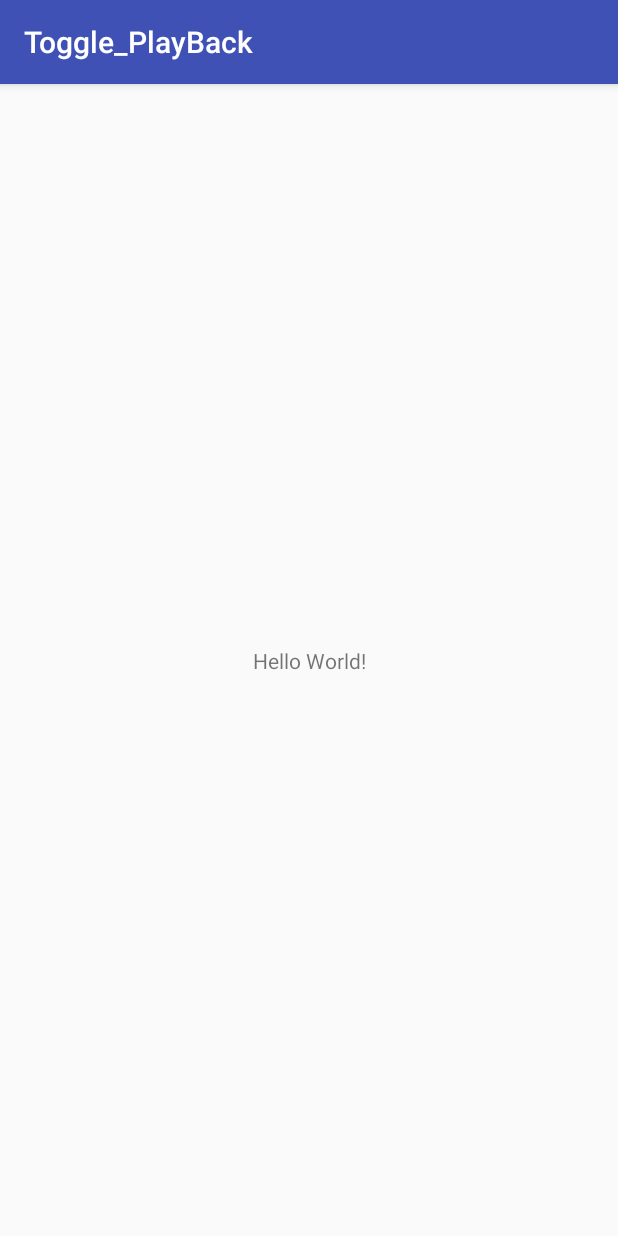
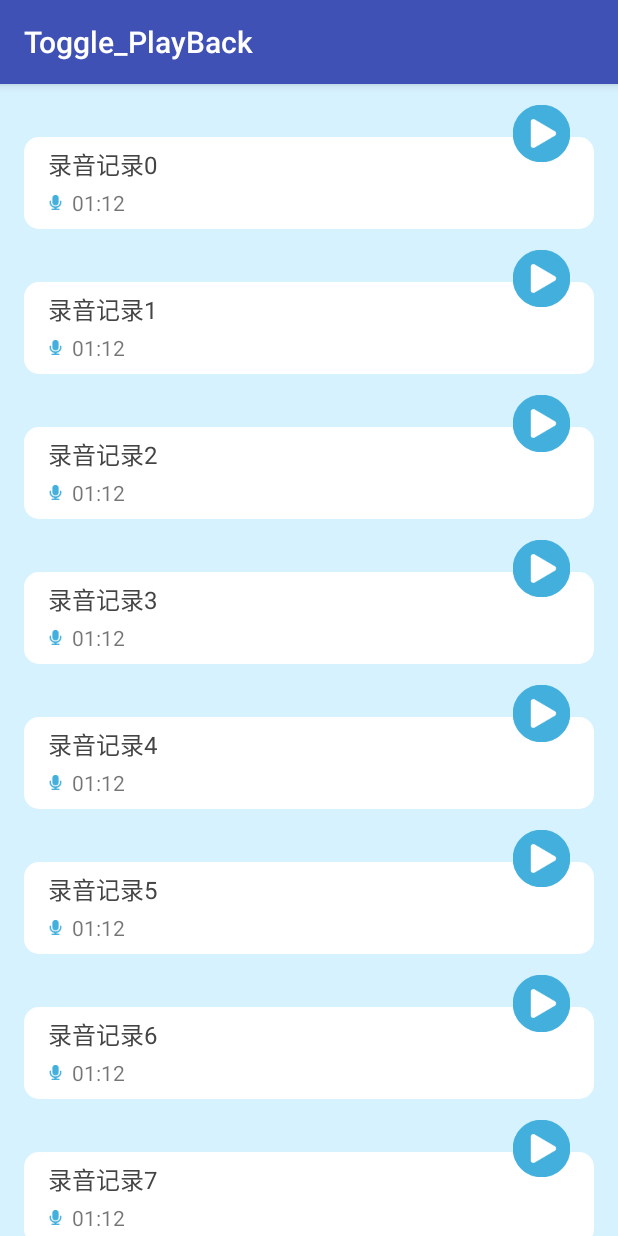
Before and after one commit to AndryYu/Toggle_PlayBack, an Android app: the screen it shows after launch (MainActivity), on a phone screen of 412 x 824 dp. Run offline under Robolectric (Android 15) with nearby library versions, the phone set to English and light mode, and no system bars.

Commit message:
toggle playback

```diff
--- a/app/build.gradle
+++ b/app/build.gradle
@@ -25,6 +25,7 @@ dependencies {
         exclude group: 'com.android.support', module: 'support-annotations'
     })
     compile 'com.android.support:appcompat-v7:25.2.0'
+    compile 'com.android.support:design:25.2.0'
     compile 'com.android.support.constraint:constraint-layout:1.0.2'
     testCompile 'junit:junit:4.12'
 }
--- /dev/null
+++ b/app/src/main/java/com/andryyu/toggle/AudioModel.java
@@ -0,0 +1,35 @@
+package com.andryyu.toggle;
+
+/**
+ * Created by yufei on 2017/9/16.
+ */
+
+public class AudioModel {
+    private String name;
+    private String length;
+    private boolean status = false;
+
+    public String getName() {
+        return name;
+    }
+
+    public void setName(String name) {
+        this.name = name;
+    }
+
+    public String getLength() {
+        return length;
+    }
+
+    public void setLength(String length) {
+        this.length = length;
+    }
+
+    public boolean isStatus() {
+        return status;
+    }
+
+    public void setStatus(boolean status) {
+        this.status = status;
+    }
+}
--- a/app/src/main/java/com/andryyu/toggle/MainActivity.java
+++ b/app/src/main/java/com/andryyu/toggle/MainActivity.java
@@ -1,13 +1,57 @@
 package com.andryyu.toggle;
 
+import android.os.Bundle;
 import android.support.v7.app.AppCompatActivity;
-import android.os.Bundle;
+import android.support.v7.widget.DefaultItemAnimator;
+import android.support.v7.widget.LinearLayoutManager;
+import android.support.v7.widget.RecyclerView;
+
+import java.util.ArrayList;
+import java.util.List;
 
 public class MainActivity extends AppCompatActivity {
+
+    private RecyclerView mRecyclerView;
+    private List<AudioModel> mModelsList;
+    private PlayAudioAdapter mAdapter;
+    private PlayerManager mPlayerManager;
 
     @Override
     protected void onCreate(Bundle savedInstanceState) {
         super.onCreate(savedInstanceState);
         setContentView(R.layout.activity_main);
+
+        initViews();
+        initData();
+    }
+
+    private void initViews(){
+        mRecyclerView = (RecyclerView) findViewById(R.id.rv_audio);
+        mModelsList = new ArrayList<>();
+        mRecyclerView.setLayoutManager(new LinearLayoutManager(this));
+        mRecyclerView.setItemAnimator(new DefaultItemAnimator());
+        mAdapter = new PlayAudioAdapter(this, mModelsList);
+        mRecyclerView.setAdapter(mAdapter);
+    }
+
+    private void initData(){
+        mPlayerManager = PlayerManager.getInstance(this);
+        mPlayerManager.attach(mAdapter);
+
+        for(int i = 0; i < 10; i++){
+            AudioModel models = new AudioModel();
+            models.setLength("01:12");
+            models.setName("录音记录"+i);
+            models.setStatus(false);
+            mModelsList.add(models);
+        }
+        mAdapter.notifyDataSetChanged();
+    }
+
+    @Override
+    protected void onDestroy() {
+        super.onDestroy();
+        mPlayerManager.detach(mAdapter);
+        mPlayerManager.stopAudio();
     }
 }
--- /dev/null
+++ b/app/src/main/java/com/andryyu/toggle/PlayAudioAdapter.java
@@ -0,0 +1,110 @@
+package com.andryyu.toggle;
+
+import android.content.Context;
+import android.support.v7.widget.RecyclerView;
+import android.view.LayoutInflater;
+import android.view.View;
+import android.view.ViewGroup;
+import android.widget.ImageView;
+import android.widget.TextView;
+
+import com.andryyu.toggle.observer.PlayAudioObserver;
+
+import java.util.List;
+
+/**
+ * Created by yufei on 2017/9/16.
+ */
+
+public class PlayAudioAdapter extends RecyclerView.Adapter<PlayAudioAdapter.ViewHolder> implements PlayAudioObserver {
+
+    private Context mContext;
+    private List<AudioModel> mModelsList;
+    private PlayerManager mPlayerManager;
+
+    @Override
+    public void update(int position) {
+        for(int i=0;i<mModelsList.size(); i++){
+            AudioModel model = mModelsList.get(i);
+            if(i!=position){
+                model.setStatus(false);
+            }
+        }
+        notifyDataSetChanged();
+    }
+
+
+    public PlayAudioAdapter(Context context, List<AudioModel> audioModels){
+        this.mContext = context;
+        this.mModelsList = audioModels;
+        mPlayerManager = PlayerManager.getInstance(context);
+    }
+
+
+
+    @Override
+    public ViewHolder onCreateViewHolder(ViewGroup parent, int viewType) {
+        View view = LayoutInflater.from(parent.getContext()).inflate(R.layout.item_audio, parent, false);
+        return new ViewHolder(view);
+    }
+
+    @Override
+    public void onBindViewHolder(final ViewHolder holder, final int position) {
+        holder.ivPlay.setTag(position);
+        final AudioModel model = mModelsList.get(position);
+        holder.tvName.setText(model.getName());
+        holder.tvLength.setText(model.getLength());
+
+        if(model.isStatus()){
+            holder.ivPlay.setImageResource(R.mipmap.btn_voice_stop);
+            holder.tvStatus.setVisibility(View.VISIBLE);
+        }else{
+            holder.ivPlay.setImageResource(R.mipmap.btn_voice_play);
+            holder.tvStatus.setVisibility(View.INVISIBLE);
+        }
+
+        holder.ivPlay.setOnClickListener(new View.OnClickListener() {
+            @Override
+            public void onClick(View v) {
+                boolean isStatus = model.isStatus();
+                model.setStatus(!isStatus);
+                mPlayerManager.playerAudio(position, new PlayerAudioListener() {
+                    @Override
+                    public void onStartPlay() {
+                        holder.ivPlay.setImageResource(R.mipmap.btn_voice_stop);
+                        holder.tvStatus.setVisibility(View.VISIBLE);
+                    }
+
+                    @Override
+                    public void onComplete() {
+                        holder.ivPlay.setImageResource(R.mipmap.btn_voice_play);
+                        holder.tvStatus.setVisibility(View.INVISIBLE);
+                        model.setStatus(false);
+                    }
+                });
+            }
+        });
+    }
+
+    @Override
+    public int getItemCount() {
+        return mModelsList.size();
+    }
+
+    public class ViewHolder extends RecyclerView.ViewHolder {
+
+        private TextView tvName;
+        private TextView tvLength;
+        private ImageView ivPlay;
+        private TextView tvStatus;
+
+        public ViewHolder(View itemView) {
+            super(itemView);
+            tvName = (TextView) itemView.findViewById(R.id.tv_voice_name);
+            tvLength = (TextView) itemView.findViewById(R.id.tv_voice_length);
+            tvStatus = (TextView) itemView.findViewById(R.id.tv_voice_status);
+            ivPlay = (ImageView) itemView.findViewById(R.id.iv_voice_play);
+
+        }
+    }
+}
--- /dev/null
+++ b/app/src/main/java/com/andryyu/toggle/PlayerAudioListener.java
@@ -0,0 +1,12 @@
+package com.andryyu.toggle;
+
+/**
+ * Created by yufei on 2017/9/16.
+ */
+
+public interface PlayerAudioListener {
+
+    void onStartPlay();
+
+    void onComplete();
+}
--- /dev/null
+++ b/app/src/main/java/com/andryyu/toggle/PlayerManager.java
@@ -0,0 +1,113 @@
+package com.andryyu.toggle;
+
+import android.content.Context;
+import android.media.AudioManager;
+import android.media.MediaPlayer;
+
+import com.andryyu.toggle.observer.PlayAudioObserver;
+import com.andryyu.toggle.observer.PlayAudioSubject;
+
+import java.util.ArrayList;
+import java.util.List;
+
+/**
+ * Created by yufei on 2017/9/16.
+ */
+
+public class PlayerManager implements PlayAudioSubject {
+
+    private static MediaPlayer mediaPlayer;
+    private static volatile int position = -1;
+
+    private List<PlayAudioObserver> observerList = new ArrayList<PlayAudioObserver>();
+    private static PlayerManager mInstance;
+    private static Context mContext;
+
+    private PlayerManager(Context context) {
+        mContext = context;
+    }
+
+    public static PlayerManager getInstance(Context context) {
+        if (mInstance == null) {
+            synchronized (PlayerManager.class) {
+                if (mInstance == null) {
+                    mInstance = new PlayerManager(context);
+                }
+            }
+        }
+        return mInstance;
+    }
+
+    public void playerAudio(int mpostion, final PlayerAudioListener audioListener){
+        if (mediaPlayer != null && mediaPlayer.isPlaying()) {
+            mediaPlayer.stop();
+            mediaPlayer.release();
+            if (position != mpostion)
+                notify(mpostion);
+            mediaPlayer = null;
+        }
+
+        if (position == mpostion) {
+            position = -1;
+            audioListener.onComplete();
+            return;
+        }
+        ;
+        position = mpostion;
+        audioListener.onStartPlay();
+        // new VoicePlayTask(mContext, voiceId).execute();
+        //try {
+            mediaPlayer =  MediaPlayer.create(mContext, R.raw.test11);//
+            /*String urlPath = Constants.URL_VOICE + voiceId;
+            Uri uri = Uri.parse(urlPath);
+            mediaPlayer.setDataSource(mContext, uri);*/
+            mediaPlayer.setAudioStreamType(AudioManager.STREAM_MUSIC);
+            try {
+                mediaPlayer.prepareAsync();
+            } catch (IllegalStateException e) {
+                e.printStackTrace();
+            } /*catch (IOException e) {
+            e.printStackTrace();
+        }*/
+            mediaPlayer.setOnPreparedListener(new MediaPlayer.OnPreparedListener() {
+                @Override
+                public void onPrepared(MediaPlayer mp) {
+                    // 装载完毕回调
+                    mediaPlayer.start();
+                }
+            });
+            mediaPlayer.setOnCompletionListener(new MediaPlayer.OnCompletionListener() {
+
+                @Override
+                public void onCompletion(MediaPlayer mp) {
+                    // 在播放完毕被回调
+                    audioListener.onComplete();
+                }
+            });
+    }
+
+    public void stopAudio(){
+        if (mediaPlayer != null && mediaPlayer.isPlaying()) {
+            mediaPlayer.stop();
+            mediaPlayer.release();
+            mediaPlayer = null;
+        }
+    }
+
+    @Override
+    public void attach(PlayAudioObserver observer) {
+        observerList.add(observer);
+    }
+
+    @Override
+    public void detach(PlayAudioObserver observer) {
+        observerList.remove(observer);
+    }
+
+    @Override
+    public void notify(int position) {
+        for (PlayAudioObserver observer : observerList) {
+            observer.update(position);
+        }
+    }
+}
--- /dev/null
+++ b/app/src/main/java/com/andryyu/toggle/observer/PlayAudioObserver.java
@@ -0,0 +1,9 @@
+package com.andryyu.toggle.observer;
+
+/**
+ * Created by yufei on 2017/9/16.
+ */
+
+public interface PlayAudioObserver {
+    void update(int position);
+}
--- /dev/null
+++ b/app/src/main/java/com/andryyu/toggle/observer/PlayAudioSubject.java
@@ -0,0 +1,24 @@
+package com.andryyu.toggle.observer;
+
+/**
+ * Created by yufei on 2017/9/16.
+ */
+
+public interface PlayAudioSubject {
+    /**
+     * 增加订阅者
+     * @param observer
+     */
+    public void attach(PlayAudioObserver observer);
+
+    /**
+     * 删除订阅者
+     * @param observer
+     */
+    public void detach(PlayAudioObserver observer);
+
+    /**
+     * 通知订阅者更新消息
+     */
+    public void notify(int position);
+}
--- /dev/null
+++ b/app/src/main/res/drawable/white_shap.xml
@@ -0,0 +1,8 @@
+<?xml version="1.0" encoding="utf-8"?>
+<shape xmlns:android="http://schemas.android.com/apk/res/android">
+    <solid android:color="#ffffff" />
+    <corners android:topLeftRadius="10dp"
+        android:topRightRadius="10dp"
+        android:bottomRightRadius="10dp"
+        android:bottomLeftRadius="10dp"/>
+</shape>
--- a/app/src/main/res/layout/activity_main.xml
+++ b/app/src/main/res/layout/activity_main.xml
@@ -1,19 +1,19 @@
 <?xml version="1.0" encoding="utf-8"?>
-<android.support.constraint.ConstraintLayout
+<LinearLayout
     xmlns:android="http://schemas.android.com/apk/res/android"
-    xmlns:app="http://schemas.android.com/apk/res-auto"
     xmlns:tools="http://schemas.android.com/tools"
     android:layout_width="match_parent"
     android:layout_height="match_parent"
-    tools:context="com.andryyu.toggle.MainActivity">
+    android:orientation="vertical"
+    tools:context="com.andryyu.toggle.MainActivity"
+    android:background="@color/bg_background">
 
-    <TextView
-        android:layout_width="wrap_content"
-        android:layout_height="wrap_content"
-        android:text="Hello World!"
-        app:layout_constraintBottom_toBottomOf="parent"
-        app:layout_constraintLeft_toLeftOf="parent"
-        app:layout_constraintRight_toRightOf="parent"
-        app:layout_constraintTop_toTopOf="parent"/>
+    <android.support.v7.widget.RecyclerView
+        android:id="@+id/rv_audio"
+        android:layout_width="match_parent"
+        android:layout_height="match_parent"
+        android:layout_marginLeft="16dp"
+        android:layout_marginRight="16dp"/>
 
-</android.support.constraint.ConstraintLayout>
+
+</LinearLayout>
--- /dev/null
+++ b/app/src/main/res/layout/item_audio.xml
@@ -0,0 +1,73 @@
+<?xml version="1.0" encoding="utf-8"?>
+<RelativeLayout xmlns:android="http://schemas.android.com/apk/res/android"
+    android:layout_width="match_parent"
+    android:layout_height="wrap_content"
+    android:layout_marginTop="8dp">
+
+    <RelativeLayout
+        android:layout_width="match_parent"
+        android:layout_height="wrap_content"
+        android:layout_marginTop="27dp"
+        android:background="@drawable/white_shap">
+
+        <TextView
+            android:id="@+id/tv_voice_name"
+            android:layout_width="wrap_content"
+            android:layout_height="wrap_content"
+            android:layout_alignParentLeft="true"
+            android:layout_marginLeft="16dp"
+            android:layout_marginTop="6dp"
+            android:text="录音文件-"
+            android:textColor="#444444"
+            android:textSize="16sp" />
+
+        <LinearLayout
+            android:layout_width="wrap_content"
+            android:layout_height="wrap_content"
+            android:layout_alignLeft="@+id/tv_voice_name"
+            android:layout_below="@+id/tv_voice_name"
+            android:layout_marginBottom="8dp"
+            android:layout_marginTop="4dp"
+            android:gravity="center_vertical"
+            android:orientation="horizontal">
+
+            <ImageView
+                android:id="@+id/iv_voice"
+                android:layout_width="wrap_content"
+                android:layout_height="wrap_content"
+                android:background="@mipmap/ic_voice_sm" />
+
+            <TextView
+                android:id="@+id/tv_voice_length"
+                android:layout_width="wrap_content"
+                android:layout_height="wrap_content"
+                android:layout_marginLeft="6dp"
+                android:text="01:22" />
+        </LinearLayout>
+    </RelativeLayout>
+
+    <LinearLayout
+        android:layout_width="wrap_content"
+        android:layout_height="wrap_content"
+        android:layout_alignParentRight="true"
+        android:layout_marginBottom="6dp"
+        android:layout_marginRight="12dp"
+        android:layout_marginTop="6dp"
+        android:orientation="vertical">
+
+        <ImageView
+            android:id="@+id/iv_voice_play"
+            android:layout_width="wrap_content"
+            android:layout_height="wrap_content"
+            android:background="@mipmap/btn_voice_play" />
+
+        <TextView
+            android:id="@+id/tv_voice_status"
+            android:layout_width="wrap_content"
+            android:layout_height="wrap_content"
+            android:layout_marginTop="4dp"
+            android:text="播放中"
+            android:textColor="#2cbfd9"
+            android:textSize="14sp" />
+    </LinearLayout>
+</RelativeLayout>
--- a/app/src/main/res/values/colors.xml
+++ b/app/src/main/res/values/colors.xml
@@ -3,4 +3,6 @@
     <color name="colorPrimary">#3F51B5</color>
     <color name="colorPrimaryDark">#303F9F</color>
     <color name="colorAccent">#FF4081</color>
+
+    <color name="bg_background">#d6f2fe</color>
 </resources>
```
Also changed, not shown: app/src/main/res/mipmap-xhdpi/btn_voice_play.png (added), app/src/main/res/mipmap-xhdpi/btn_voice_stop.png (added), app/src/main/res/mipmap-xhdpi/ic_voice_sm.png (added), 2 other files.
